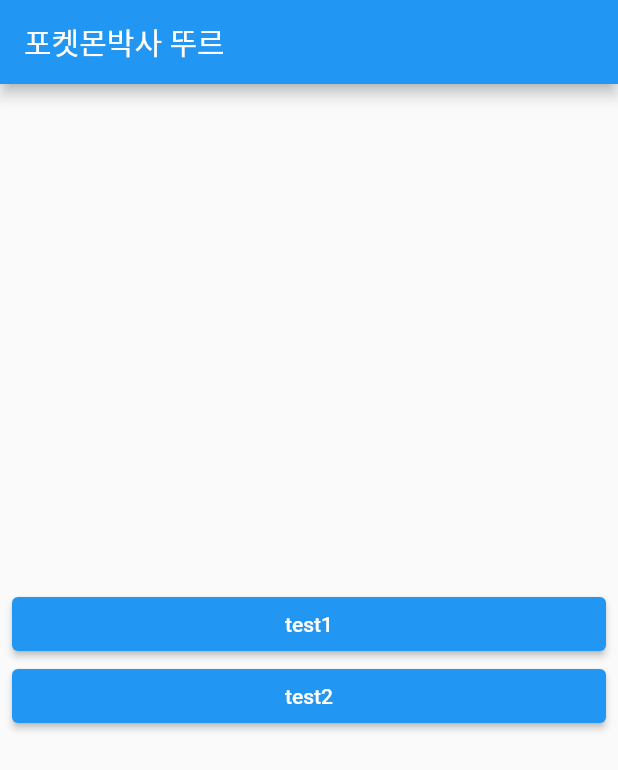
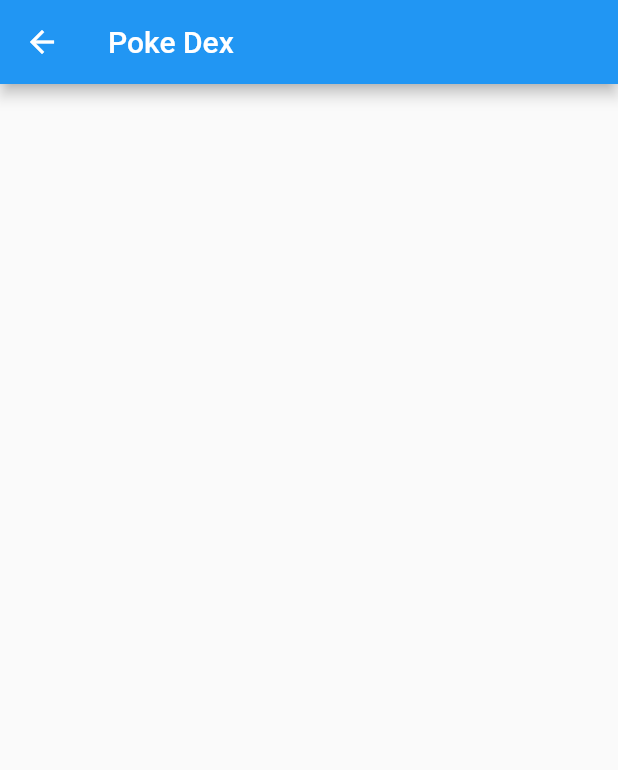
Before and after one commit to ym7596/Flutter_pokemon, a Flutter app: the screen it shows after launch, after a tap on "test1", on a phone screen of 412 x 824 dp. Shown: the top 770 px of the screen. Run offline on Flutter 3.47's test engine with Material 2 defaults, Android fonts, the phone set to English and light mode, and no system bars.

Commit message:
도감 화면 추가 화면이동 라우터 추가

```diff
--- a/lib/main.dart
+++ b/lib/main.dart
@@ -1,4 +1,5 @@
 import 'package:ddurpoke/screen/home_screen.dart';
+import 'package:ddurpoke/screen/poke_dex.dart';
 import 'package:flutter/material.dart';
 
 void main() {
@@ -11,7 +12,11 @@
   @override
   Widget build(BuildContext context) {
     return MaterialApp(
-      home: HomeScreen(),
+      initialRoute: '/',
+      routes: {
+        '/': (context) => HomeScreen(),
+        '/dex': (context) => PokeDex(),
+      },
     );
   }
 }
--- a/lib/screen/home_screen.dart
+++ b/lib/screen/home_screen.dart
@@ -20,7 +20,9 @@
           mainAxisAlignment: MainAxisAlignment.center,
           crossAxisAlignment: CrossAxisAlignment.stretch,
           children: [
-            ElevatedButton(onPressed: (){}, child: Text("test1")),
+            ElevatedButton(onPressed: (){
+              Navigator.pushNamed(context, '/dex');
+            }, child: Text("test1")),
             ElevatedButton(onPressed: (){}, child: Text("test2")),
           ],
         ),
--- /dev/null
+++ b/lib/screen/poke_dex.dart
@@ -0,0 +1,14 @@
+import 'package:flutter/material.dart';
+
+class PokeDex extends StatelessWidget {
+  const PokeDex({Key? key}) : super(key: key);
+
+  @override
+  Widget build(BuildContext context) {
+    return Scaffold(
+      appBar: AppBar(
+        title: Text('Poke Dex'),
+      ),
+    );
+  }
+}
```
